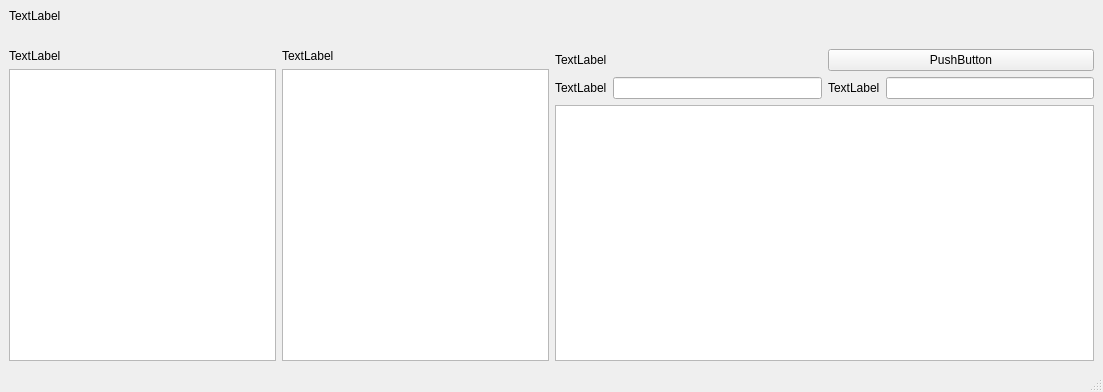
Old version of the form LFSData/lfsdata_ui.ui in the repository qianking/Tool.
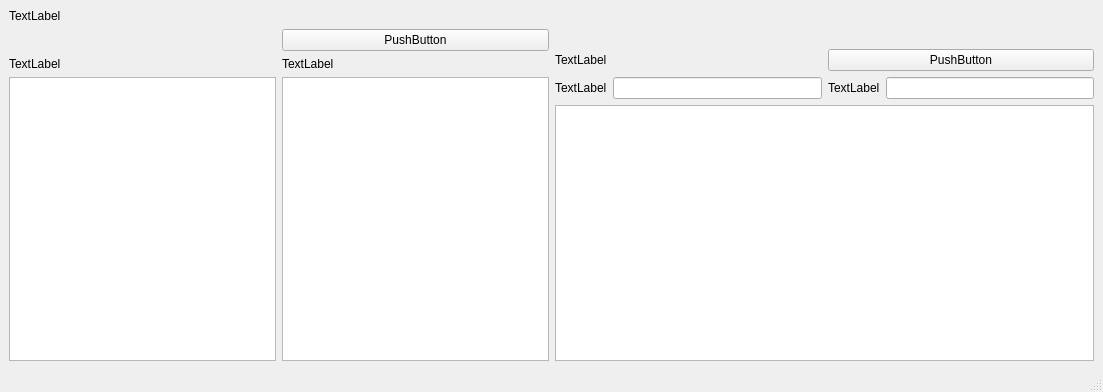
New version of the form.

The edit to the form file:
```diff
--- a/LFSData/lfsdata_ui.ui
+++ b/LFSData/lfsdata_ui.ui
@@ -46,7 +46,7 @@
         <item row="2" column="1">
          <widget class="QTableWidget" name="table_2"/>
         </item>
-        <item row="0" column="0" colspan="2">
+        <item row="0" column="0">
          <spacer name="horizontalSpacer_2">
           <property name="orientation">
            <enum>Qt::Horizontal</enum>
@@ -59,6 +59,22 @@
           </property>
          </spacer>
         </item>
+        <item row="0" column="1">
+         <widget class="QPushButton" name="clear_btm">
+          <property name="layoutDirection">
+           <enum>Qt::RightToLeft</enum>
+          </property>
+          <property name="text">
+           <string>PushButton</string>
+          </property>
+          <property name="iconSize">
+           <size>
+            <width>12</width>
+            <height>16</height>
+           </size>
+          </property>
+         </widget>
+        </item>
        </layout>
       </item>
      </layout>
```
